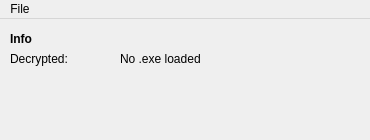
Above: JEMain.ui from N1GHT-MAR3/JuicedEditor before the change. Below: the same form after it.
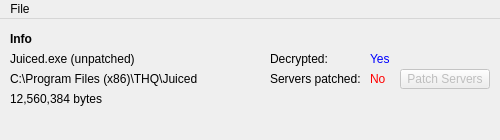
That is the form after the change.

Commit message:
Added server patching
Checks to see if an .exe has been patched with OpenSpy domains, and allows the user to do so if it isn't already. No saving routine yet though.

```diff
--- a/JEMain.ui
+++ b/JEMain.ui
@@ -6,19 +6,19 @@
    <rect>
     <x>0</x>
     <y>0</y>
-    <width>370</width>
+    <width>500</width>
     <height>140</height>
    </rect>
   </property>
   <property name="minimumSize">
    <size>
-    <width>250</width>
+    <width>500</width>
     <height>140</height>
    </size>
   </property>
   <property name="maximumSize">
    <size>
-    <width>370</width>
+    <width>500</width>
     <height>140</height>
    </size>
   </property>
@@ -45,46 +45,46 @@
    <widget class="QLabel" name="InfoExeType">
     <property name="geometry">
      <rect>
-      <x>120</x>
+      <x>10</x>
       <y>30</y>
       <width>240</width>
       <height>20</height>
      </rect>
     </property>
     <property name="text">
-     <string>No .exe loaded</string>
+     <string>Juiced.exe (unpatched)</string>
     </property>
    </widget>
    <widget class="QLabel" name="InfoExePath">
     <property name="geometry">
      <rect>
-      <x>120</x>
+      <x>10</x>
       <y>50</y>
       <width>240</width>
       <height>20</height>
      </rect>
     </property>
     <property name="text">
-     <string/>
+     <string>C:\Program Files (x86)\THQ\Juiced</string>
     </property>
    </widget>
    <widget class="QLabel" name="InfoExeSize">
     <property name="geometry">
      <rect>
-      <x>120</x>
+      <x>10</x>
       <y>70</y>
       <width>240</width>
       <height>20</height>
      </rect>
     </property>
     <property name="text">
-     <string/>
+     <string>12,560,384 bytes</string>
     </property>
    </widget>
    <widget class="QLabel" name="InfoDecrypt">
     <property name="geometry">
      <rect>
-      <x>10</x>
+      <x>270</x>
       <y>30</y>
       <width>60</width>
       <height>20</height>
@@ -97,14 +97,62 @@
    <widget class="QLabel" name="InfoDecryptStatus">
     <property name="geometry">
      <rect>
-      <x>80</x>
+      <x>370</x>
       <y>30</y>
       <width>20</width>
       <height>20</height>
      </rect>
     </property>
+    <property name="styleSheet">
+     <string notr="true">color: blue;</string>
+    </property>
     <property name="text">
-     <string/>
+     <string>Yes</string>
+    </property>
+   </widget>
+   <widget class="QLabel" name="InfoServerPatch">
+    <property name="geometry">
+     <rect>
+      <x>270</x>
+      <y>50</y>
+      <width>90</width>
+      <height>20</height>
+     </rect>
+    </property>
+    <property name="text">
+     <string>Servers patched:</string>
+    </property>
+   </widget>
+   <widget class="QLabel" name="InfoServerPatchStatus">
+    <property name="geometry">
+     <rect>
+      <x>370</x>
+      <y>50</y>
+      <width>20</width>
+      <height>20</height>
+     </rect>
+    </property>
+    <property name="styleSheet">
+     <string notr="true">color: red;</string>
+    </property>
+    <property name="text">
+     <string>No</string>
+    </property>
+   </widget>
+   <widget class="QPushButton" name="InfoServerPatchButton">
+    <property name="enabled">
+     <bool>false</bool>
+    </property>
+    <property name="geometry">
+     <rect>
+      <x>400</x>
+      <y>50</y>
+      <width>90</width>
+      <height>20</height>
+     </rect>
+    </property>
+    <property name="text">
+     <string>Patch Servers</string>
     </property>
    </widget>
   </widget>
@@ -116,7 +164,7 @@
     <rect>
      <x>0</x>
      <y>0</y>
-     <width>370</width>
+     <width>500</width>
      <height>22</height>
     </rect>
    </property>
```
The commit also changes 2 other files.
